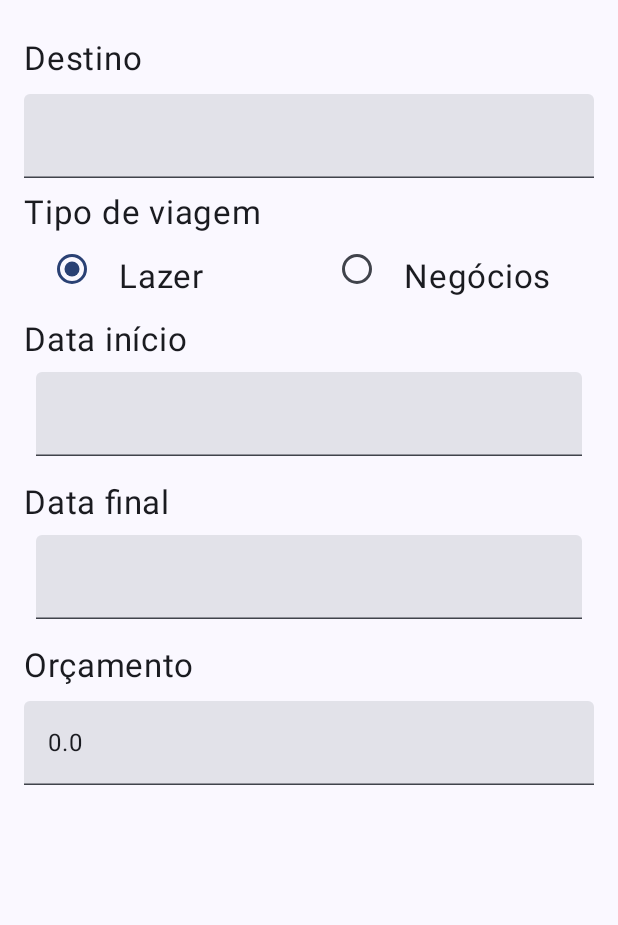
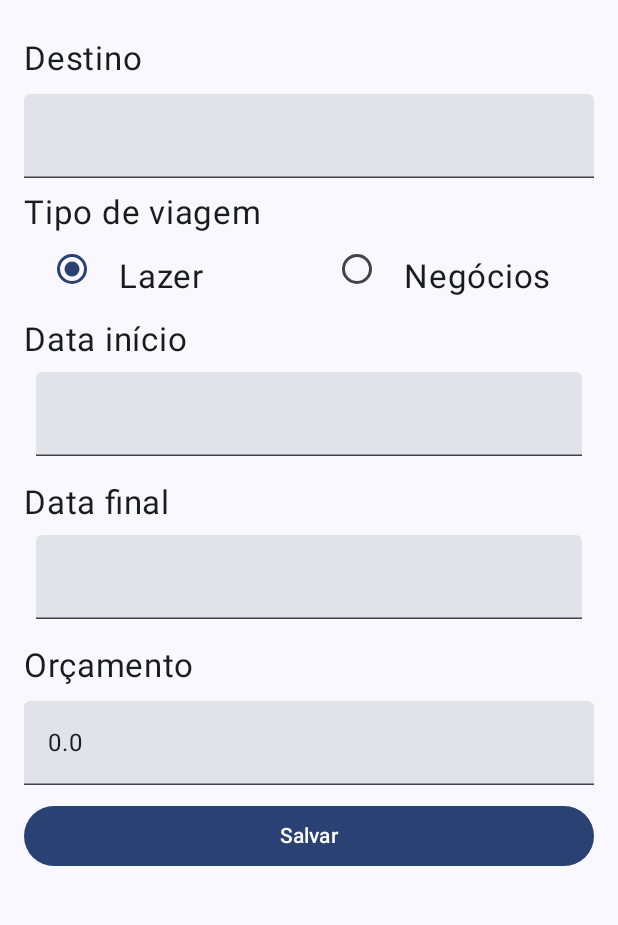
Before and after one commit to Bruno-Marian/NovaViagem, an Android app built with Jetpack Compose: the screen it shows after launch (MainActivity), on a phone screen of 412 x 824 dp, the part 96-1021 px from its top. Run offline under Robolectric (Android 15) with nearby library versions, the phone set to English and light mode, and no system bars.

Commit message:
Commit Final

```diff
--- a/app/src/main/java/com/senac/teladenovaviagem/MainActivity.kt
+++ b/app/src/main/java/com/senac/teladenovaviagem/MainActivity.kt
@@ -9,14 +9,16 @@ import androidx.compose.foundation.layout.Row
 import androidx.compose.foundation.layout.fillMaxSize
 import androidx.compose.foundation.layout.fillMaxWidth
 import androidx.compose.foundation.layout.padding
+import androidx.compose.foundation.text.KeyboardOptions
 import androidx.compose.material3.Button
 import androidx.compose.material3.DatePicker
 import androidx.compose.material3.DatePickerDialog
 import androidx.compose.material3.ExperimentalMaterial3Api
 import androidx.compose.material3.MaterialTheme
-import androidx.compose.material3.OutlinedTextField
 import androidx.compose.material3.RadioButton
 import androidx.compose.material3.Scaffold
+import androidx.compose.material3.SnackbarHost
+import androidx.compose.material3.SnackbarHostState
 import androidx.compose.material3.Surface
 import androidx.compose.material3.Text
 import androidx.compose.material3.TextField
@@ -25,9 +27,11 @@ import androidx.compose.runtime.Composable
 import androidx.compose.runtime.collectAsState
 import androidx.compose.runtime.mutableStateOf
 import androidx.compose.runtime.remember
+import androidx.compose.runtime.rememberCoroutineScope
 import androidx.compose.ui.Alignment
 import androidx.compose.ui.Modifier
 import androidx.compose.ui.focus.onFocusChanged
+import androidx.compose.ui.text.input.KeyboardType
 import androidx.compose.ui.unit.dp
 import androidx.lifecycle.viewmodel.compose.viewModel
 import com.senac.teladenovaviagem.components.LabelComponent
@@ -35,8 +39,8 @@ import com.senac.teladenovaviagem.components.MyTopBar
 import com.senac.teladenovaviagem.model.TipoViagem
 import com.senac.teladenovaviagem.ui.theme.TelaDeNovaViagemTheme
 import com.senac.teladenovaviagem.viewmodel.ViagemViewModel
+import kotlinx.coroutines.launch
 import java.text.SimpleDateFormat
-import java.time.LocalDate
 import java.util.Date
 import java.util.Locale
 import java.util.TimeZone
@@ -61,7 +65,11 @@ class MainActivity : ComponentActivity() {
 @OptIn(ExperimentalMaterial3Api::class)
 @Composable
 fun Myapp(){
+    val snackbarHostState = remember { SnackbarHostState() }
     Scaffold (
+        snackbarHost = {
+            SnackbarHost(hostState = snackbarHostState)
+        },
         topBar = {
             MyTopBar()
         }
@@ -71,7 +79,7 @@ fun Myapp(){
                 .padding(it)
                 .padding(16.dp)
         ) {
-            Content()
+            Content(snackbarHostState)
         }
     }
 }
@@ -80,9 +88,10 @@ fun Myapp(){
 @SuppressLint("SimpleDateFormat")
 @OptIn(ExperimentalMaterial3Api::class)
 @Composable
-private fun Content(viagemViewModel: ViagemViewModel = viewModel()){
+private fun Content(snackbarHostState: SnackbarHostState, viagemViewModel: ViagemViewModel = viewModel()){
     val viagemState = viagemViewModel.uiState.collectAsState()
 
+    val scope = rememberCoroutineScope()
     Row (
         verticalAlignment = Alignment.CenterVertically
     ){
@@ -230,9 +239,25 @@ private fun Content(viagemViewModel: ViagemViewModel = viewModel()){
         TextField(
             value = viagemState.value.orcamento.toString(),
             onValueChange = { viagemViewModel.updateOrcamento(it.toFloat()) },
+            keyboardOptions = KeyboardOptions.Default.copy(keyboardType = KeyboardType.Decimal),
             modifier = Modifier.weight(4f)
                 .padding(top = 10.dp)
         )
+    }
+
+    Row {
+        Button(
+            onClick = {
+                scope.launch {
+                    snackbarHostState.showSnackbar("Viagem registrada com sucesso!")
+                }
+            },
+            modifier = Modifier.weight(4f)
+                .padding(top = 10.dp)
+                .align(Alignment.CenterVertically)
+
+        )
+        {Text("Salvar")}
     }
 }
 
```
